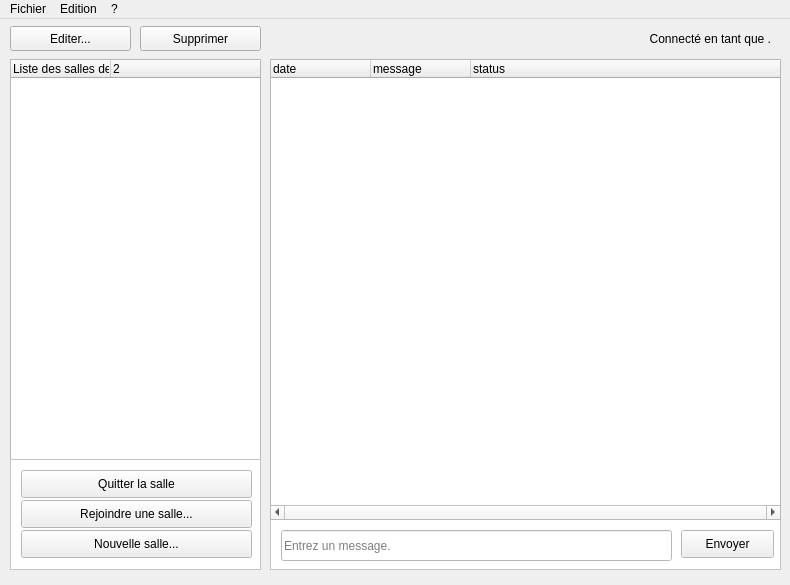
Old version of the form Chat/viewChat.ui in the repository edri/ProjetChat2015.
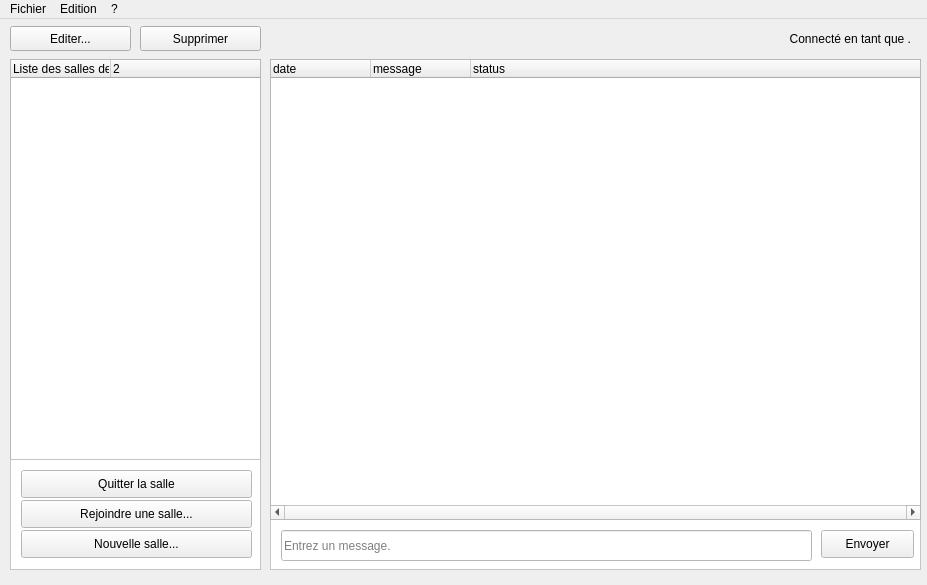
New version of the form.

```diff
--- a/Chat/viewChat.ui
+++ b/Chat/viewChat.ui
@@ -6,7 +6,7 @@
    <rect>
     <x>0</x>
     <y>0</y>
-    <width>790</width>
+    <width>927</width>
     <height>585</height>
    </rect>
   </property>
@@ -19,7 +19,7 @@
      <rect>
       <x>280</x>
       <y>10</y>
-      <width>491</width>
+      <width>631</width>
       <height>20</height>
      </rect>
     </property>
@@ -214,7 +214,7 @@
      <rect>
       <x>270</x>
       <y>500</y>
-      <width>511</width>
+      <width>651</width>
       <height>51</height>
      </rect>
     </property>
@@ -305,7 +305,7 @@
       <rect>
        <x>0</x>
        <y>0</y>
-       <width>509</width>
+       <width>649</width>
        <height>49</height>
       </rect>
      </property>
@@ -314,7 +314,7 @@
        <rect>
         <x>10</x>
         <y>10</y>
-        <width>391</width>
+        <width>531</width>
         <height>31</height>
        </rect>
       </property>
@@ -334,7 +334,7 @@
      <widget class="QPushButton" name="btn_send">
       <property name="geometry">
        <rect>
-        <x>410</x>
+        <x>550</x>
         <y>10</y>
         <width>93</width>
         <height>28</height>
@@ -351,7 +351,7 @@
      <rect>
       <x>270</x>
       <y>40</y>
-      <width>511</width>
+      <width>651</width>
       <height>461</height>
      </rect>
     </property>
@@ -443,7 +443,7 @@
     <rect>
      <x>0</x>
      <y>0</y>
-     <width>790</width>
+     <width>927</width>
      <height>26</height>
     </rect>
    </property>
```
Left out of the diff: 3 changed lines with no effect on the pictures.
